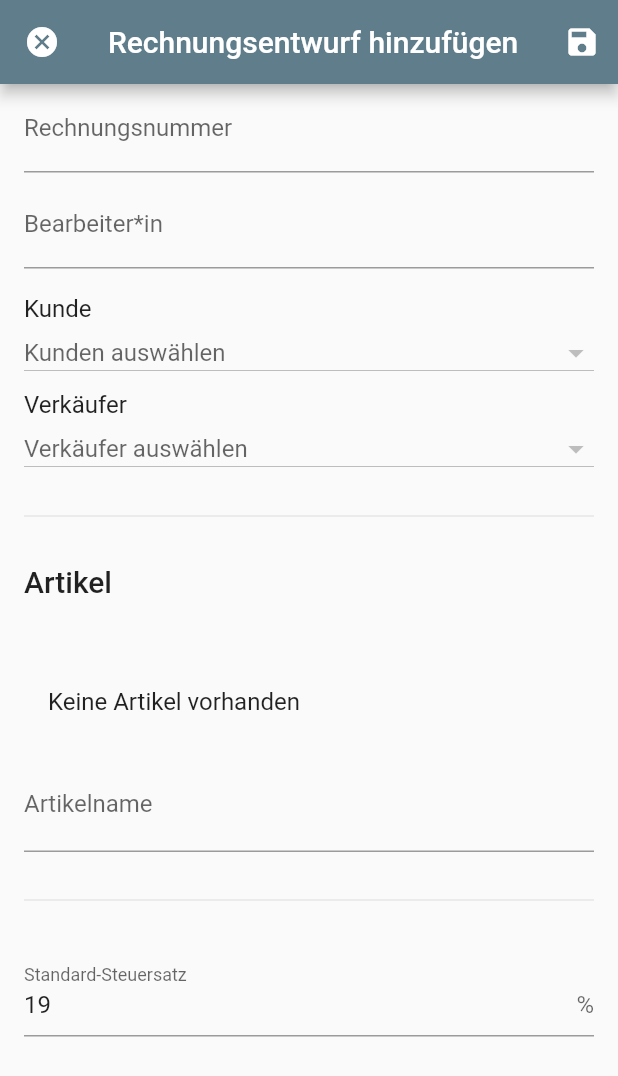
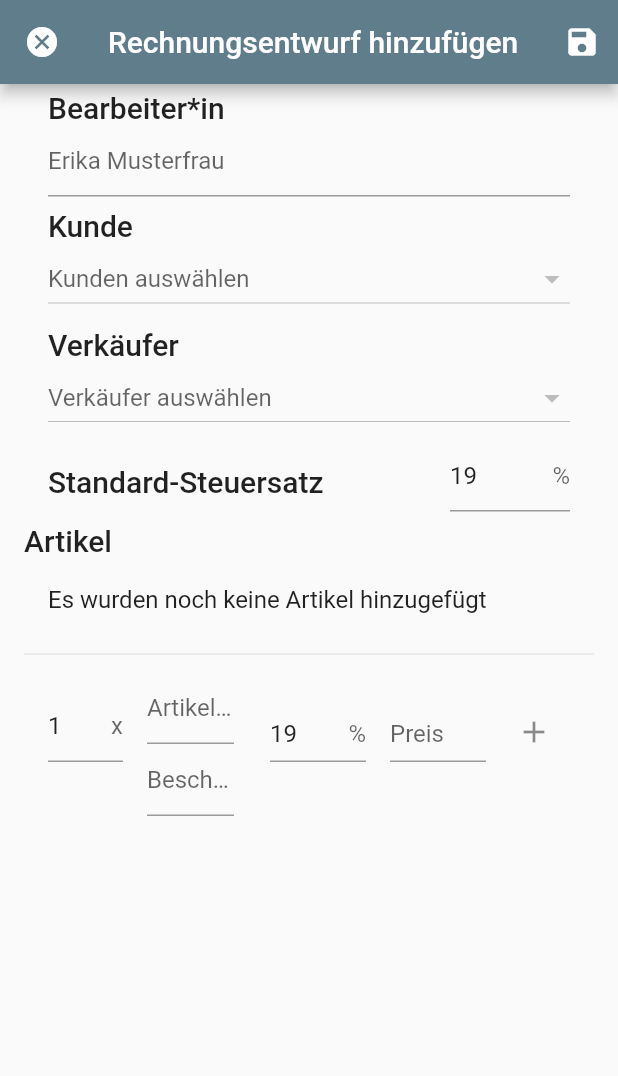
Before and after one commit to leontappe/bitter, a Flutter app: the BillsListPage screen opened by its route, after a tap on the "note add" icon, on a phone screen of 412 x 824 dp. Shown: the top 1076 px of the screen. Run offline on Flutter 3.47's test engine with Material 2 defaults, Android fonts, the phone set to English and light mode, and no system bars; our stand-ins replace bloc, flutter_bloc, package_info, pdf; missing offline and left inert: mysql1; accounts and stored records are empty; statements that could not run were skipped.

Commit message:
implement bill draft creation

```diff
--- a/lib/src/bills/bills_list_page.dart
+++ b/lib/src/bills/bills_list_page.dart
@@ -1,7 +1,7 @@
-import 'package:bitter/src/models/draft.dart';
-import 'package:bitter/src/providers/inherited_database.dart';
-import 'package:bitter/src/providers/mysql_provider.dart';
-import 'package:bitter/src/repositories/draft_repository.dart';
+import '../models/draft.dart';
+import '../providers/inherited_database.dart';
+import '../providers/mysql_provider.dart';
+import '../repositories/draft_repository.dart';
 import 'package:flutter/material.dart';
 
 import 'draft_creator.dart';
@@ -30,9 +30,27 @@ class _BillsListPageState extends State<BillsListPage> {
         ],
       ),
       body: ListView(
-        semanticChildCount: drafts.length,
+        semanticChildCount: 4,
         children: <Widget>[
-          ...drafts.map((Draft d) => ListTile(title: Text(d.billNr))),
+          Column(
+            mainAxisSize: MainAxisSize.min,
+            crossAxisAlignment: CrossAxisAlignment.start,
+            children: <Widget>[
+              ListTile(title: Text('Entwürfe', style: Theme.of(context).textTheme.headline6)),
+              Divider(height: 0.0),
+              ...drafts.map((Draft d) => ListTile(title: Text('Entwurf ${d.id}'))),
+            ],
+          ),
+          Divider(height: 4.0),
+          Divider(height: 4.0),
+          Column(
+            mainAxisSize: MainAxisSize.min,
+            crossAxisAlignment: CrossAxisAlignment.start,
+            children: <Widget>[
+              ListTile(title: Text('Rechnungen', style: Theme.of(context).textTheme.headline6)),
+              Divider(height: 0.0),
+            ],
+          )
         ],
       ),
     );
--- a/lib/src/bills/draft_creator.dart
+++ b/lib/src/bills/draft_creator.dart
@@ -1,14 +1,19 @@
-import 'package:bitter/src/models/item.dart';
-import 'package:bitter/src/models/vendor.dart';
-import 'package:bitter/src/repositories/vendor_repository.dart';
+import 'dart:async';
 
-import '../repositories/customer_repository.dart';
 import 'package:flutter/material.dart';
+import 'package:flutter_bloc/flutter_bloc.dart';
 
+import '../bills/item_editor_tile.dart';
+import '../bills/items_bloc.dart';
 import '../models/draft.dart';
+import '../models/item.dart';
+import '../models/vendor.dart';
 import '../providers/inherited_database.dart';
 import '../providers/mysql_provider.dart';
+import '../repositories/customer_repository.dart';
 import '../repositories/draft_repository.dart';
+import '../repositories/vendor_repository.dart';
+import 'item_creator_tile.dart';
 
 class DraftCreatorPage extends StatefulWidget {
   @override
@@ -22,15 +27,15 @@ class _DraftCreatorPageState extends State<DraftCreatorPage> {
   CustomerRepository customerRepo;
   VendorRepository vendorRepo;
 
-  Draft draft = Draft.empty();
+  ItemsBloc itemsBloc;
 
-  bool dirty = false;
+  Draft draft;
+  bool dirty;
 
-  List<Customer> _customers = [];
-  List<Vendor> _vendors = [];
-
-  Item newItem;
-  List<Item> _items = [];
+  bool customerIsset;
+  bool vendorIsset;
+  List<Customer> _customers;
+  List<Vendor> _vendors;
 
   @override
   Widget build(BuildContext context) {
@@ -52,21 +57,12 @@ class _DraftCreatorPageState extends State<DraftCreatorPage> {
         child: Form(
           key: _formKey,
           child: ListView(
-            itemExtent: 64.0,
             children: <Widget>[
-              TextFormField(
+              ListTile(
+                title: Text('Bearbeiter*in', style: Theme.of(context).textTheme.headline6),
+                subtitle: TextFormField(
                   maxLines: 1,
-                decoration: InputDecoration(labelText: 'Rechnungsnummer'),
-                validator: (input) => input.isEmpty ? 'Pflichtfeld' : null,
-                onChanged: (String input) {
-                  draft.billNr = input;
-                  _formKey.currentState.validate();
-                  dirty = true;
-                },
-              ),
-              TextFormField(
-                maxLines: 1,
-                decoration: InputDecoration(labelText: 'Bearbeiter*in'),
+                  decoration: InputDecoration(hintText: 'Erika Musterfrau'),
                   validator: (input) => input.isEmpty ? 'Pflichtfeld' : null,
                   onChanged: (String input) {
                     draft.editor = input;
@@ -74,9 +70,10 @@ class _DraftCreatorPageState extends State<DraftCreatorPage> {
                     dirty = true;
                   },
                 ),
+              ),
               ListTile(
-                contentPadding: EdgeInsets.fromLTRB(0.0, 8.0, 0.0, 16.0),
-                title: Text('Kunde'),
+                title: Text('Kunde', style: Theme.of(context).textTheme.headline6),
+                trailing: (customerIsset ?? true) ? null : Icon(Icons.error, color: Colors.red),
                 subtitle: DropdownButton<int>(
                   hint: Text('Kunden auswählen'),
                   isExpanded: true,
@@ -85,6 +82,8 @@ class _DraftCreatorPageState extends State<DraftCreatorPage> {
                     setState(() {
                       draft.customer = value;
                     });
+                    dirty = true;
+                    validateDropdowns();
                   },
                   items: <DropdownMenuItem<int>>[
                     ..._customers
@@ -98,8 +97,8 @@ class _DraftCreatorPageState extends State<DraftCreatorPage> {
                 ),
               ),
               ListTile(
-                contentPadding: EdgeInsets.fromLTRB(0.0, 8.0, 0.0, 16.0),
-                title: Text('Verkäufer'),
+                title: Text('Verkäufer', style: Theme.of(context).textTheme.headline6),
+                trailing: (vendorIsset ?? true) ? null : Icon(Icons.error, color: Colors.red),
                 subtitle: DropdownButton<int>(
                   hint: Text('Verkäufer auswählen'),
                   isExpanded: true,
@@ -108,6 +107,8 @@ class _DraftCreatorPageState extends State<DraftCreatorPage> {
                     setState(() {
                       draft.vendor = value;
                     });
+                    dirty = true;
+                    validateDropdowns();
                   },
                   items: <DropdownMenuItem<int>>[
                     ..._vendors
@@ -117,29 +118,16 @@ class _DraftCreatorPageState extends State<DraftCreatorPage> {
                   ],
                 ),
               ),
-              Divider(),
-              Text('Artikel', style: Theme.of(context).textTheme.headline6),
-              if (_items.isEmpty) ListTile(title: Text('Keine Artikel vorhanden')),
-              ..._items
-                  .map((Item i) => ListTile(
-                      title: Text(i.title), subtitle: Text('Steuer: ${i.tax.toString()}%')))
-                  .toList(),
-              TextFormField(
-                initialValue: newItem?.title ?? '',
-                maxLines: 1,
-                decoration: InputDecoration(
-                    labelText: 'Artikelname',
-                    suffix: IconButton(icon: Icon(Icons.add), onPressed: onAddItem)),
-                onChanged: (String input) {
-                  newItem.title = input;
-                },
-              ),
-              Divider(),
-              TextFormField(
+              ListTile(
+                title: Text('Standard-Steuersatz', style: Theme.of(context).textTheme.headline6),
+                trailing: Container(
+                  width: 80.0,
+                  height: 64.0,
+                  child: TextFormField(
                     initialValue: '19',
                     maxLines: 1,
                     keyboardType: TextInputType.numberWithOptions(),
-                decoration: InputDecoration(labelText: 'Standard-Steuersatz', suffix: Text('%')),
+                    decoration: InputDecoration(hintText: '19', suffixText: '%'),
                     validator: (input) => input.isEmpty ? 'Pflichtfeld' : null,
                     onChanged: (String input) {
                       draft.tax = int.parse(input);
@@ -147,6 +135,26 @@ class _DraftCreatorPageState extends State<DraftCreatorPage> {
                       dirty = true;
                     },
                   ),
+                ),
+              ),
+              Text('Artikel', style: Theme.of(context).textTheme.headline6),
+              BlocBuilder<ItemsBloc, ItemsState>(
+                bloc: itemsBloc,
+                builder: (BuildContext context, ItemsState state) => Column(
+                  children: <Widget>[
+                    if (state.items.isEmpty)
+                      ListTile(title: Text('Es wurden noch keine Artikel hinzugefügt')),
+                    ...state.items.map<ItemEditorTile>((Item e) => ItemEditorTile(
+                          item: e,
+                          defaultTax: draft.tax,
+                          itemChanged: (Item e) => itemsBloc.onUpdateItem(e),
+                          itemDeleted: (Item e) => itemsBloc.onRemoveItem(e.id),
+                        )),
+                  ],
+                ),
+              ),
+              Divider(),
+              ItemCreatorTile(defaultTax: draft.tax, itemAdded: onAddItem),
             ],
           ),
         ),
@@ -167,10 +175,35 @@ class _DraftCreatorPageState extends State<DraftCreatorPage> {
 
     _customers = await customerRepo.select();
     _vendors = await vendorRepo.select();
-    newItem = Item.empty();
-    draft.tax = 19;
 
     setState(() => _customers);
+  }
+
+  @override
+  void initState() {
+    draft = Draft.empty();
+    draft.tax = 19;
+    _customers = [];
+    _vendors = [];
+    dirty = false;
+
+    itemsBloc = ItemsBloc();
+
+    super.initState();
+  }
+
+  void onAddItem(Item item) {
+    itemsBloc.onAddItem(item);
+    dirty = true;
+  }
+
+  bool validateDropdowns() {
+    setState(() {
+      vendorIsset = draft.vendor != null;
+      customerIsset = draft.customer != null;
+    });
+
+    return vendorIsset && customerIsset;
   }
 
   Future<void> onPopRoute(BuildContext context) async {
@@ -209,22 +242,13 @@ class _DraftCreatorPageState extends State<DraftCreatorPage> {
   }
 
   Future<bool> onSaveDraft() async {
-    if (_formKey.currentState.validate()) {
+    if (_formKey.currentState.validate() && validateDropdowns()) {
+      draft.items = itemsBloc.items;
       await repo.insert(draft);
+      dirty = false;
       Navigator.pop<bool>(context, true);
       return true;
     }
     return false;
   }
-
-  void onAddItem() {
-    if (newItem.tax == 0) {
-      newItem.tax = draft.tax;
 }
-    setState(() {
-      _items.add(newItem);
-      newItem = Item.empty();
-    });
-    draft.items = _items;
-  }
-}
--- /dev/null
+++ b/lib/src/bills/item_creator_tile.dart
@@ -0,0 +1,95 @@
+import 'package:flutter/material.dart';
+
+import '../models/item.dart';
+
+class ItemCreatorTile extends StatefulWidget {
+  final int defaultTax;
+  final Function(Item) itemAdded;
+
+  ItemCreatorTile({
+    @required this.defaultTax,
+    @required this.itemAdded,
+  });
+
+  @override
+  _ItemCreatorTileState createState() => _ItemCreatorTileState();
+}
+
+class _ItemCreatorTileState extends State<ItemCreatorTile> {
+  Item _item;
+
+  final GlobalKey<FormState> _formKey = GlobalKey<FormState>();
+
+  @override
+  void initState() {
+    _item = Item.empty();
+    super.initState();
+  }
+
+  @override
+  Widget build(BuildContext context) {
+    return Form(
+      key: _formKey,
+      child: ListTile(
+        leading: Container(
+          width: 50.0,
+          child: TextFormField(
+            initialValue: '1',
+            onChanged: (String input) {
+              setState(() => _item.quantity = int.parse(input));
+            },
+            decoration: InputDecoration(suffixText: 'x', hintText: 'Menge'),
+          ),
+        ),
+        title: TextFormField(
+          onChanged: (String input) {
+            setState(() => _item.title = input);
+          },
+          decoration: InputDecoration(hintText: 'Artikelbezeichnung'),
+        ),
+        subtitle: TextFormField(
+          onChanged: (String input) {
+            setState(() => _item.description = input);
+          },
+          decoration: InputDecoration(hintText: 'Beschreibung (optional)'),
+        ),
+        trailing: Row(
+          mainAxisSize: MainAxisSize.min,
+          crossAxisAlignment: CrossAxisAlignment.center,
+          children: <Widget>[
+            Container(
+              padding: EdgeInsets.all(8.0),
+              width: 80.0,
+              child: TextFormField(
+                initialValue: widget.defaultTax.toString() ?? '',
+                onChanged: (String input) {
+                  setState(() => _item.tax = int.tryParse(input) ?? widget.defaultTax);
+                },
+                decoration: InputDecoration(suffixText: '%', hintText: 'Steuer'),
+              ),
+            ),
+            Container(
+              padding: EdgeInsets.all(8.0),
+              width: 80.0,
+              child: TextFormField(
+                onChanged: (String input) {
+                  setState(
+                      () => _item.price = (double.parse(input.replaceAll(',', '.')) * 100).toInt());
+                },
+                decoration: InputDecoration(suffixText: '€', hintText: 'Preis'),
+              ),
+            ),
+            if (widget.itemAdded != null)
+              IconButton(icon: Icon(Icons.add), onPressed: () => _onItemAdded())
+          ],
+        ),
+      ),
+    );
+  }
+
+  void _onItemAdded() {
+    widget.itemAdded(_item);
+    _item = Item.empty();
+    _formKey.currentState.reset();
+  }
+}
--- /dev/null
+++ b/lib/src/bills/items_bloc.dart
@@ -0,0 +1,81 @@
+import 'dart:convert';
+
+import 'package:bloc/bloc.dart';
+import 'package:crypto/crypto.dart';
+
+import '../models/item.dart';
+
+class AddItem extends ItemsEvent {
+  final Item item;
+
+  AddItem(this.item);
+
+  @override
+  String toString() => '[AddItem $item]';
+}
+
+class ItemsBloc extends Bloc<ItemsEvent, ItemsState> {
+  List<Item> _items;
+
+  ItemsBloc() {
+    _items = <Item>[];
+  }
+
+  @override
+  ItemsState get initialState => ItemsState(const <Item>[]);
+
+  List<Item> get items => _items;
+
+  @override
+  Stream<ItemsState> mapEventToState(ItemsEvent event) async* {
+    print(event);
+
+    if (event is AddItem) {
+      event.item.id ??= sha256
+          .convert(utf8.encode('${event.item.title} + ${DateTime.now().toString()}'))
+          .toString();
+      _items.add(event.item);
+    } else if (event is RemoveItem) {
+      _items.removeWhere((Item item) => item.id == event.id);
+    } else if (event is UpdateItem) {
+      _items[_items.indexWhere((Item item) => item.id == event.item.id)] = event.item;
+    }
+
+    yield ItemsState(_items);
+  }
+
+  void onAddItem(Item item) => add(AddItem(item));
+
+  void onRemoveItem(String id) => add(RemoveItem(id));
+
+  void onUpdateItem(Item item) => add(UpdateItem(item));
+}
+
+abstract class ItemsEvent {}
+
+class ItemsState {
+  final List<Item> items;
+
+  ItemsState(this.items);
+
+  @override
+  String toString() => '[ItemsState $items]';
+}
+
+class RemoveItem extends ItemsEvent {
+  final String id;
+
+  RemoveItem(this.id);
+
+  @override
+  String toString() => '[RemoveItem $id]';
+}
+
+class UpdateItem extends ItemsEvent {
+  final Item item;
+
+  UpdateItem(this.item);
+
+  @override
+  String toString() => '[UpdateItem $item]';
+}
--- a/lib/src/models/draft.dart
+++ b/lib/src/models/draft.dart
@@ -7,7 +7,6 @@ import 'item.dart';
 class Draft {
   int id;
 
-  String billNr;
   String editor;
   int customer;
   int vendor;
@@ -24,7 +23,6 @@ class Draft {
 
   Draft({
     this.id,
-    @required this.billNr,
     @required this.editor,
     @required this.customer,
     @required this.vendor,
@@ -33,7 +31,6 @@ class Draft {
   });
 
   factory Draft.empty() => Draft(
-        billNr: null,
         customer: null,
         editor: null,
         items: <Item>[],
@@ -42,7 +39,7 @@ class Draft {
       );
 
   factory Draft.fromMap(Map map) => Draft(
-        billNr: map['bill_nr'].toString(),
+        id: map['id'] as int,
         editor: map['editor'].toString(),
         customer: map['customer'] as int,
         vendor: map['vendor'] as int,
@@ -52,7 +49,6 @@ class Draft {
       );
 
   Map<String, dynamic> get toMap => <String, dynamic>{
-        'bill_nr': billNr,
         'editor': editor,
         'customer': customer,
         'vendor': vendor,
--- a/lib/src/models/item.dart
+++ b/lib/src/models/item.dart
@@ -1,7 +1,7 @@
 import 'package:meta/meta.dart';
 
 class Item {
-  int id;
+  String id;
 
   String title;
   int price;
@@ -39,5 +39,5 @@ class Item {
       };
 
   @override
-  String toString() => '[Item $toMap]';
+  String toString() => '[Item $id $toMap]';
 }
--- a/lib/src/repositories/draft_repository.dart
+++ b/lib/src/repositories/draft_repository.dart
@@ -1,5 +1,4 @@
-import 'package:bitter/src/models/draft.dart';
-
+import '../models/draft.dart';
 import '../mysql_credentials.dart';
 import '../providers/database_provider.dart';
 
@@ -24,7 +23,7 @@ class DraftRepository<T extends DatabaseProvider> {
         List<Draft>.from((await db.select(tableName)).map<Draft>((Map e) => Draft.fromMap(e)));
     if (searchQuery != null && searchQuery.isNotEmpty) {
       return List.from(
-          results.where((Draft d) => (d.billNr).toLowerCase().contains(searchQuery.toLowerCase())));
+          results.where((Draft d) => d.editor.toLowerCase().contains(searchQuery.toLowerCase())));
     } else {
       return results;
     }
@@ -45,10 +44,10 @@ class DraftRepository<T extends DatabaseProvider> {
 
     await db.createTable(
       tableName,
-      ['id', 'bill_nr', 'editor', 'customer', 'vendor', 'items', 'tax'],
-      ['INTEGER', 'TEXT', 'TEXT', 'INTEGER', 'INTEGER', 'TEXT', 'INTEGER'],
+      ['id', 'editor', 'customer', 'vendor', 'items', 'tax'],
+      ['INTEGER', 'TEXT', 'INTEGER', 'INTEGER', 'TEXT', 'INTEGER'],
       'id',
-      nullable: <bool>[true, false, false, false, false, false, false],
+      nullable: <bool>[true, false, false, false, false, false],
     );
   }
 
```
Also changed, not shown: lib/src/bills/item_editor_tile.dart (added, +90 -0 lines), lib/src/bills/pdf_generator.dart (+4 -4 lines), pubspec.yaml (+5 -2 lines), pubspec.lock, 3 other files. Lines whose indentation alone changed are shown as unchanged.
